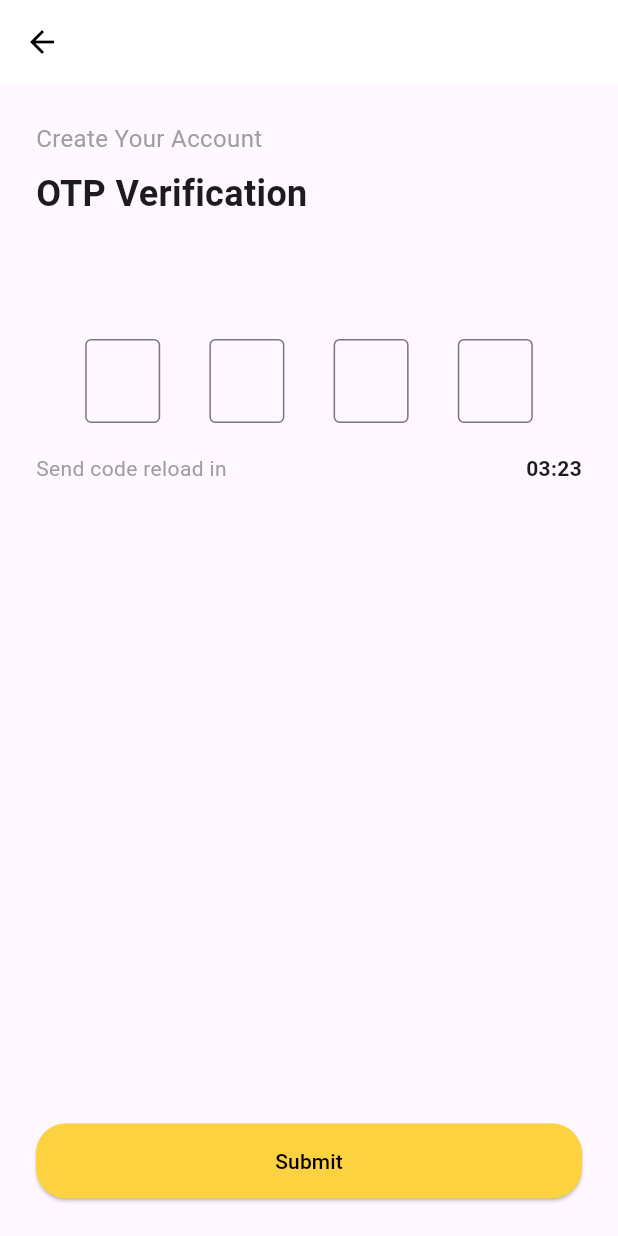
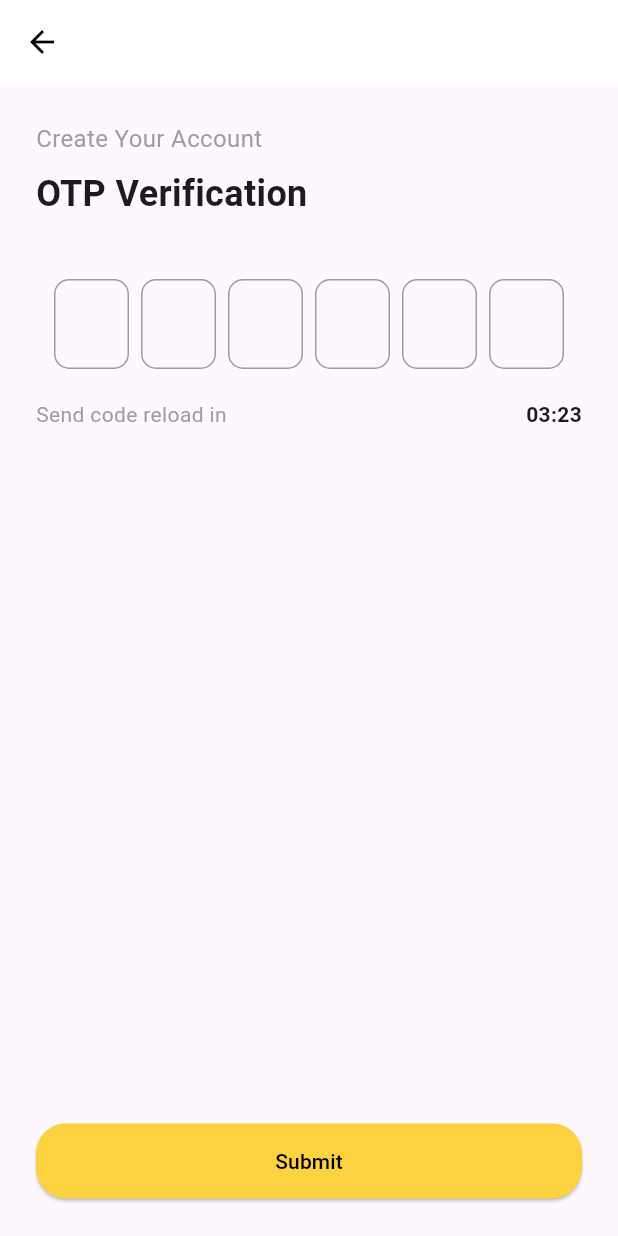
Before and after one commit to mhardiansyah/travel_app, a Flutter app: the OtpVerification screen opened by its route, on a phone screen of 412 x 824 dp. Run offline on Flutter 3.47's test engine with Material 3 defaults, Android fonts, the phone set to English and light mode, and no system bars; drawn by our look-alikes of pinput; our stand-ins replace flutter_dotenv, go_router, google_fonts, introduction_screen.

Commit message:
second  commit

```diff
--- a/lib/Presentation/Page/OTP_verification.dart
+++ b/lib/Presentation/Page/OTP_verification.dart
@@ -1,6 +1,6 @@
 import 'package:flutter/material.dart';
-import 'package:flutter/services.dart';
 import 'package:go_router/go_router.dart';
+import 'package:pinput/pinput.dart';
 import 'package:travel_app/Core/Rounting/App_route.dart';
 
 class OtpVerification extends StatefulWidget {
@@ -11,7 +11,8 @@ class OtpVerification extends StatefulWidget {
 }
 
 class _OtpVerificationState extends State<OtpVerification> {
-  int? selectedIndex;
+  final TextEditingController _otpController = TextEditingController();
+
   @override
   Widget build(BuildContext context) {
     return Scaffold(
@@ -38,36 +39,33 @@ class _OtpVerificationState extends State<OtpVerification> {
               'OTP Verification',
               style: TextStyle(fontSize: 24, fontWeight: FontWeight.bold),
             ),
-            const SizedBox(
-              height: 80,
-            ),
-            Row(
-              mainAxisAlignment: MainAxisAlignment.spaceEvenly,
-              children: List.generate(4, (index) {
-                return SizedBox(
-                    width: 50,
-                    child: TextField(
-                      maxLength: 1,
-                      textAlign: TextAlign.center,
-                      keyboardType: TextInputType.number,
-                      decoration: InputDecoration(
-                        focusedBorder: OutlineInputBorder(
-                          borderSide: BorderSide(
-                              color: selectedIndex == index
-                                  ? Colors.yellow
-                                  : Colors.grey),
-                        ),
-                        counterText: "",
-                        border: OutlineInputBorder(borderSide: BorderSide()),
-                      ),
-                      inputFormatters: [FilteringTextInputFormatter.digitsOnly],
-                      onTap: () {
-                        setState(() {
-                          selectedIndex = index;
-                        });
-                      },
-                    ));
-              }),
+            const SizedBox(height: 40),
+            Center(
+              child: Pinput(
+                controller: _otpController,
+                length: 6,
+                keyboardType: TextInputType.number,
+                defaultPinTheme: PinTheme(
+                  width: 50,
+                  height: 60,
+                  textStyle: const TextStyle(
+                      fontSize: 20, fontWeight: FontWeight.bold),
+                  decoration: BoxDecoration(
+                    border: Border.all(color: Colors.grey),
+                    borderRadius: BorderRadius.circular(10),
+                  ),
+                ),
+                focusedPinTheme: PinTheme(
+                  width: 50,
+                  height: 60,
+                  textStyle: const TextStyle(
+                      fontSize: 20, fontWeight: FontWeight.bold),
+                  decoration: BoxDecoration(
+                    border: Border.all(color: Colors.yellow),
+                    borderRadius: BorderRadius.circular(10),
+                  ),
+                ),
+              ),
             ),
             const SizedBox(height: 20),
             Row(
@@ -83,12 +81,12 @@ class _OtpVerificationState extends State<OtpVerification> {
             ElevatedButton(
               onPressed: () => context.goNamed(Routes.notif_success),
               style: ElevatedButton.styleFrom(
-                backgroundColor: Color(0xFFFCD240),
+                backgroundColor: const Color(0xFFFCD240),
                 shape: RoundedRectangleBorder(
                   borderRadius: BorderRadius.circular(20),
                 ),
               ),
-              child: SizedBox(
+              child: const SizedBox(
                 width: double.infinity,
                 height: 50,
                 child: Center(
--- a/lib/main.dart
+++ b/lib/main.dart
@@ -1,7 +1,9 @@
 import 'package:flutter/material.dart';
+import 'package:flutter_dotenv/flutter_dotenv.dart';
 import 'package:travel_app/Core/Rounting/App_route.dart';
 
-void main() {
+Future main() async {
+  await dotenv.load(fileName: '.env');
   runApp(const MyApp());
 }
 
--- a/pubspec.yaml
+++ b/pubspec.yaml
@@ -31,9 +31,12 @@ dependencies:
   cupertino_icons: ^1.0.8
   flutter:
     sdk: flutter
+  flutter_dotenv: ^5.2.1
   go_router: ^14.7.2
   google_fonts: ^6.2.1
+  http: ^1.3.0
   introduction_screen: ^3.1.14
+  pinput: ^5.0.1
 
 dev_dependencies:
   flutter_lints: ^5.0.0
@@ -53,6 +56,7 @@ flutter:
   assets:
     - assets/
     - assets/img/
+    - .env
   # An image asset can refer to one or more resolution-specific "variants", see
   # https://flutter.dev/to/resolution-aware-images
   # For details regarding adding assets from package dependencies, see
```
Also changed, not shown: lib/Core/UseCase/auth.dart (added, +61 -0 lines), lib/Presentation/Page/Register_Screen.dart (+31 -2 lines), pubspec.lock, 1 other file.
